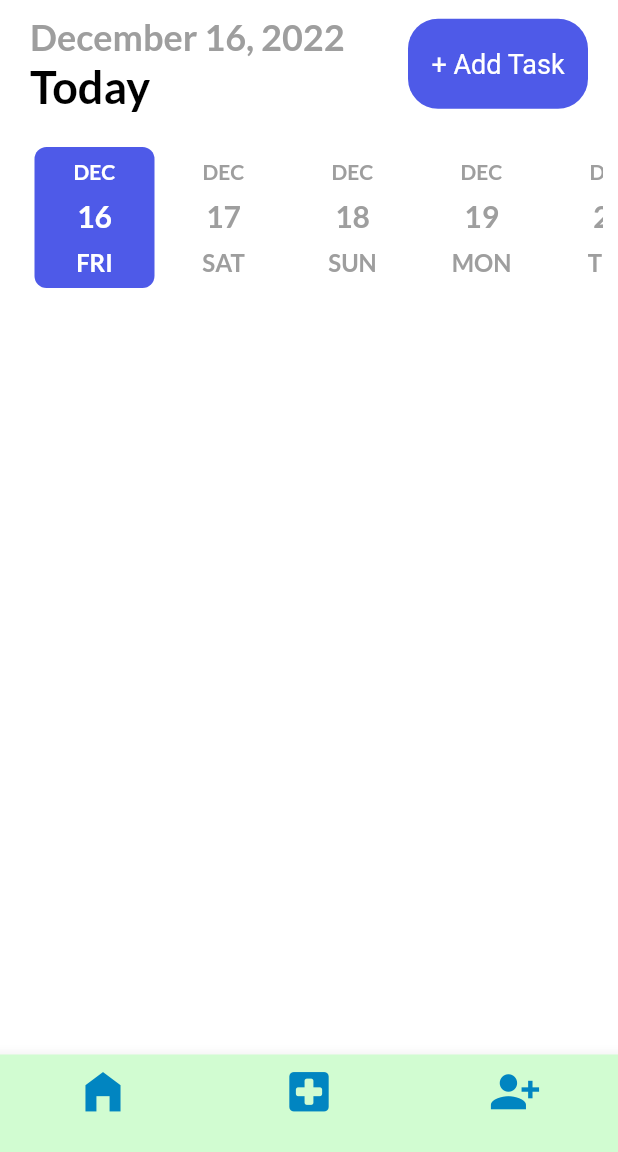
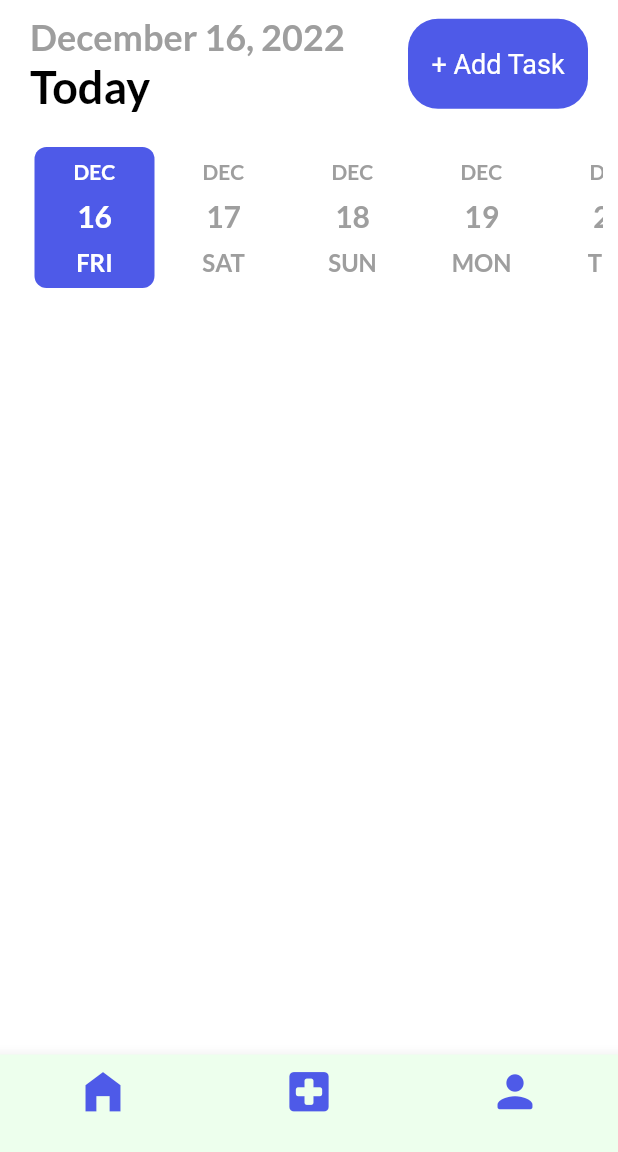
Before and after one commit to aashayk18/SchedMed, a Flutter app: the screen it shows after launch, on a phone screen of 412 x 824 dp, the part 84-1236 px from its top. Run offline on Flutter 3.47's test engine with Material 2 defaults, Android fonts, the phone set to English and light mode, and no system bars; drawn by our look-alikes of date_picker_timeline; our stand-ins replace flutter_local_notifications, flutter_native_timezone, flutter_staggered_animations, get, get_storage, google_fonts and 2 more; accounts and stored records are empty.

Commit message:
Update home_page.dart

```diff
--- a/lib/ui/home_page.dart
+++ b/lib/ui/home_page.dart
@@ -38,33 +38,38 @@ class HomePageState extends State<HomePage> {
     return Scaffold(
       appBar: _appBar(context),
       backgroundColor: context.theme.backgroundColor,
+
 // adding the bottomnavigation bar
-       bottomNavigationBar: BottomNavigationBar(
-        backgroundColor: Color(0xFFd1fcd1),
+      bottomNavigationBar: SizedBox(
+        height: 65,
+        child: BottomNavigationBar(
+          backgroundColor: Color(0xFFEDFFED),
           items: const [
             BottomNavigationBarItem(
                 icon: Icon(
                   Icons.home_filled,
                   size: 35,
-                color: Color(0xFF0185C1),
+                  color: primaryClr,
                 ),
                 label: ''),
             BottomNavigationBarItem(
                 icon: Icon(
                   Icons.local_hospital_rounded,
                   size: 35,
-                color: Color(0xFF0185C1),
+                  color: primaryClr,
                 ),
                 label: ''),
             BottomNavigationBarItem(
                 icon: Icon(
-                Icons.person_add_alt_1,
+                  Icons.person_rounded,
                   size: 35,
-                color: Color(0xFF0185c1),
+                  color: primaryClr,
                 ),
                 label: ''),
           ],
         ),
+      ),
+
       body: Column(
         children: [
           _addTaskBar(),
```
Lines whose indentation alone changed are shown as unchanged.
